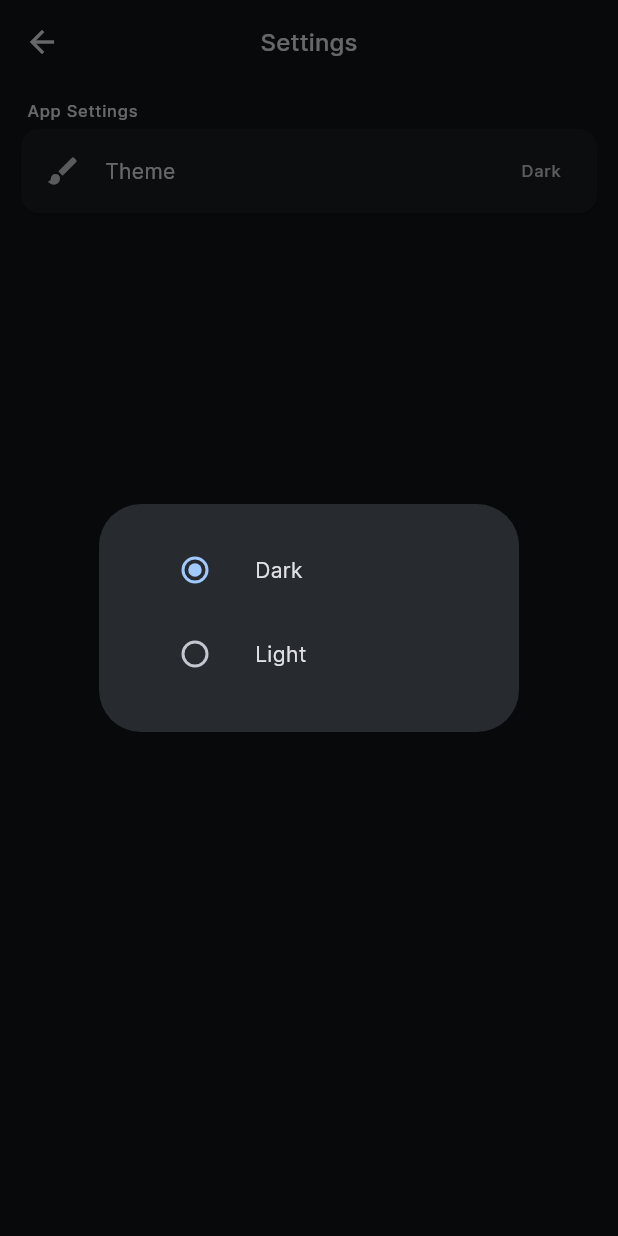
After one commit to AdivonSlav/wordsmith-clients, a Flutter app: the SettingsScreenWidget screen opened directly, after a tap on "Theme", on a phone screen of 412 x 824 dp. The commit adds this screen. Run offline on Flutter 3.47's test engine with Material 3 defaults, Android fonts, the phone set to English and light mode, and no system bars; our stand-ins replace adaptive_theme, flutter_secure_storage; missing offline and left inert: file_selector, window_manager; accounts and stored records are empty; generated files the repository leaves out were written again; network calls fail.

Commit message:
add settings screen and theme changing during runtime

```diff
--- a/wordsmith_mobile/lib/main.dart
+++ b/wordsmith_mobile/lib/main.dart
@@ -1,5 +1,6 @@
 import 'dart:io';
 
+import 'package:adaptive_theme/adaptive_theme.dart';
 import 'package:flutter/foundation.dart';
 import 'package:flutter/material.dart';
 import 'package:provider/provider.dart';
@@ -54,11 +55,12 @@ class Application extends StatelessWidget {
   Widget build(BuildContext context) {
     SizeConfig.init(context);
 
-    return MaterialApp(
-      title: "Wordsmith Mobile Client",
-      theme: ThemeData(
+    return AdaptiveTheme(
+      light: ThemeData(
         colorScheme: ColorScheme.fromSeed(
-            seedColor: Colors.blue, brightness: Brightness.dark),
+          seedColor: Colors.blue,
+          brightness: Brightness.light,
+        ),
         useMaterial3: true,
         fontFamily: "Inter",
         textTheme: const TextTheme(
@@ -70,8 +72,30 @@ class Application extends StatelessWidget {
           ),
         ),
       ),
-      home: const NavigationBarWidget(
-        title: Text("Wordsmith"),
+      dark: ThemeData(
+        colorScheme: ColorScheme.fromSeed(
+          seedColor: Colors.blue,
+          brightness: Brightness.dark,
+        ),
+        useMaterial3: true,
+        fontFamily: "Inter",
+        textTheme: const TextTheme(
+          headlineSmall: TextStyle(
+            fontWeight: FontWeight.normal,
+          ),
+          bodyMedium: TextStyle(
+            fontWeight: FontWeight.normal,
+          ),
+        ),
+      ),
+      initial: AdaptiveThemeMode.dark,
+      builder: (theme, darkTheme) => MaterialApp(
+        title: "Wordsmith Mobile Client",
+        theme: theme,
+        darkTheme: darkTheme,
+        home: const NavigationBarWidget(
+          title: Text("Wordsmith"),
+        ),
       ),
     );
   }
--- /dev/null
+++ b/wordsmith_mobile/lib/screens/settings_screen.dart
@@ -0,0 +1,53 @@
+import 'package:flutter/material.dart';
+import 'package:wordsmith_mobile/widgets/settings_theme.dart';
+
+class SettingsScreenWidget extends StatefulWidget {
+  const SettingsScreenWidget({super.key});
+
+  @override
+  State<StatefulWidget> createState() => SettingsScreenWidgetState();
+}
+
+class SettingsScreenWidgetState extends State<SettingsScreenWidget> {
+  @override
+  Widget build(BuildContext context) {
+    var theme = Theme.of(context);
+
+    return Scaffold(
+      appBar: AppBar(
+        leading: IconButton(
+          onPressed: () {
+            Navigator.of(context).pop();
+          },
+          icon: const Icon(Icons.arrow_back),
+        ),
+        title: Text(
+          "Settings",
+          style: theme.textTheme.titleMedium,
+        ),
+        centerTitle: true,
+      ),
+      body: SingleChildScrollView(
+        padding: const EdgeInsets.all(10.0),
+        child: Column(
+          crossAxisAlignment: CrossAxisAlignment.stretch,
+          mainAxisAlignment: MainAxisAlignment.center,
+          children: <Widget>[
+            Padding(
+              padding: const EdgeInsets.symmetric(horizontal: 8.0),
+              child: Text(
+                "App Settings",
+                style: theme.textTheme.labelSmall,
+              ),
+            ),
+            Card(
+              child: Column(children: <Widget>[
+                const SettingsThemeWidget(),
+              ]),
+            ),
+          ],
+        ),
+      ),
+    );
+  }
+}
--- a/wordsmith_mobile/lib/widgets/navigation_bar.dart
+++ b/wordsmith_mobile/lib/widgets/navigation_bar.dart
@@ -2,6 +2,7 @@ import 'package:flutter/material.dart';
 import 'package:provider/provider.dart';
 import 'package:wordsmith_mobile/screens/intro_screen.dart';
 import 'package:wordsmith_mobile/screens/profile_screen.dart';
+import 'package:wordsmith_mobile/widgets/app_bar_settings_trailing.dart';
 import 'package:wordsmith_mobile/widgets/navigation_bar_error.dart';
 import 'package:wordsmith_mobile/widgets/navigation_bar_loading.dart';
 import 'package:wordsmith_utils/exceptions/base_exception.dart';
@@ -95,6 +96,9 @@ class NavigationBarWidgetState extends State<NavigationBarWidget> {
                   ? null
                   : AppBar(
                       title: widget.title,
+                      actions: _page is ProfileScreenWidget
+                          ? [const AppBarSettingsTrailingWidget()]
+                          : null,
                     ),
               bottomNavigationBar: UserLoginProvider.loggedUser == null
                   ? null
--- /dev/null
+++ b/wordsmith_mobile/lib/widgets/settings_theme.dart
@@ -0,0 +1,69 @@
+import 'package:adaptive_theme/adaptive_theme.dart';
+import 'package:flutter/material.dart';
+import 'package:wordsmith_mobile/widgets/settings_tile_button.dart';
+
+class SettingsThemeWidget extends StatefulWidget {
+  const SettingsThemeWidget({super.key});
+
+  @override
+  State<StatefulWidget> createState() => SettingsThemeWidgetState();
+}
+
+class SettingsThemeWidgetState extends State<SettingsThemeWidget> {
+  late String _currentTheme;
+
+  @override
+  Widget build(BuildContext context) {
+    if (AdaptiveTheme.of(context).mode == AdaptiveThemeMode.dark) {
+      _currentTheme = "Dark";
+    } else {
+      _currentTheme = "Light";
+    }
+
+    return SettingsTileButtonWidget(
+      title: "Theme",
+      leading: const Icon(Icons.brush),
+      trailing: Text(_currentTheme),
+      onTapCallback: () async {
+        return await showDialog(
+          context: context,
+          builder: (BuildContext context) => AlertDialog(
+            content: Column(
+              mainAxisSize: MainAxisSize.min,
+              children: <Widget>[
+                SettingsTileButtonWidget(
+                  title: "Dark",
+                  leading: Radio<String>(
+                    value: "Dark",
+                    groupValue: _currentTheme,
+                    onChanged: (String? value) {
+                      setState(() {
+                        _currentTheme = "Dark";
+                        AdaptiveTheme.of(context).setDark();
+                        Navigator.of(context).pop();
+                      });
+                    },
+                  ),
+                ),
+                SettingsTileButtonWidget(
+                  title: "Light",
+                  leading: Radio<String>(
+                    value: "Light",
+                    groupValue: _currentTheme,
+                    onChanged: (String? value) {
+                      setState(() {
+                        _currentTheme = "Light";
+                        AdaptiveTheme.of(context).setLight();
+                        Navigator.of(context).pop();
+                      });
+                    },
+                  ),
+                )
+              ],
+            ),
+          ),
+        );
+      },
+    );
+  }
+}
--- /dev/null
+++ b/wordsmith_mobile/lib/widgets/settings_tile_button.dart
@@ -0,0 +1,28 @@
+import 'package:flutter/material.dart';
+
+class SettingsTileButtonWidget extends StatelessWidget {
+  final String title;
+  final Widget? leading;
+  final Widget? trailing;
+  final void Function()? onTapCallback;
+
+  const SettingsTileButtonWidget(
+      {super.key,
+      required this.title,
+      this.leading,
+      this.trailing,
+      this.onTapCallback});
+
+  @override
+  Widget build(BuildContext context) {
+    var theme = Theme.of(context);
+
+    return ListTile(
+      title: Text(title),
+      titleTextStyle: theme.textTheme.bodyMedium,
+      leading: leading,
+      trailing: trailing,
+      onTap: onTapCallback,
+    );
+  }
+}
--- a/wordsmith_mobile/pubspec.yaml
+++ b/wordsmith_mobile/pubspec.yaml
@@ -33,6 +33,7 @@ dependencies:
   provider: ^6.0.5
   file_selector: ^1.0.1
   logging: ^1.2.0
+  adaptive_theme: ^3.5.0
   wordsmith_utils:
     path: ../wordsmith_utils
 
```
Also changed, not shown: wordsmith_mobile/lib/widgets/app_bar_settings_trailing.dart (added, +22 -0 lines), wordsmith_mobile/pubspec.lock.
